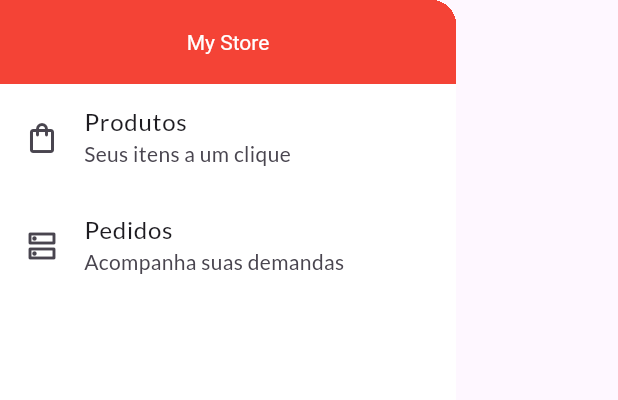
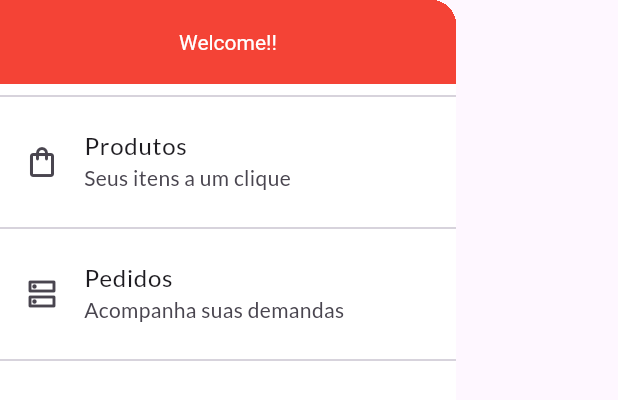
Before and after one commit to angelianosousa/shop_flutter, a Flutter app: the MainDrawer widget shown alone on an empty page, opened directly, on a phone screen of 412 x 824 dp. Shown: the top 400 px of the screen. Run offline on Flutter 3.47's test engine with Material 3 defaults, Android fonts, the phone set to English and light mode, and no system bars; network calls fail.

```diff
--- a/lib/components/application/main_drawer.dart
+++ b/lib/components/application/main_drawer.dart
@@ -11,9 +11,10 @@ class MainDrawer extends StatelessWidget {
       child: Column(
         children: [
           AppBar(
-            title: Text('My Store'),
+            title: Text('Welcome!!'),
             automaticallyImplyLeading: false,
           ),
+          Divider(),
           ListTile(
             leading: Icon(Icons.shopping_bag_outlined),
             title: Text('Produtos'),
@@ -21,13 +22,15 @@ class MainDrawer extends StatelessWidget {
             onTap: () =>
                 Navigator.of(context).pushReplacementNamed(Routes.HOME),
           ),
+          Divider(),
           ListTile(
             leading: Icon(Icons.dns_outlined),
             title: Text('Pedidos'),
             subtitle: Text('Acompanha suas demandas'),
             onTap: () =>
                 Navigator.of(context).pushReplacementNamed(Routes.ORDERS),
-          )
+          ),
+          Divider(),
         ],
       ),
     );
--- a/lib/pages/orders_page.dart
+++ b/lib/pages/orders_page.dart
@@ -10,7 +10,6 @@ class OrdersPage extends StatelessWidget {
   @override
   Widget build(BuildContext context) {
     final OrderList orders = Provider.of<OrderList>(context);
-    final items = orders.items;
 
     return Scaffold(
       drawer: MainDrawer(),
@@ -20,7 +19,7 @@ class OrdersPage extends StatelessWidget {
       body: ListView.builder(
         itemCount: orders.itemsCount,
         itemBuilder: (ctx, i) {
-          return OrderWidget(order: items[i]);
+          return OrderWidget(order: orders.items[i]);
         },
       ),
     );
```
Also changed, not shown: lib/components/order/order_widget..dart (+13 -6 lines), lib/pages/cart_page.dart (+5 -2 lines), lib/pages/products_page.dart (+11 -9 lines).
